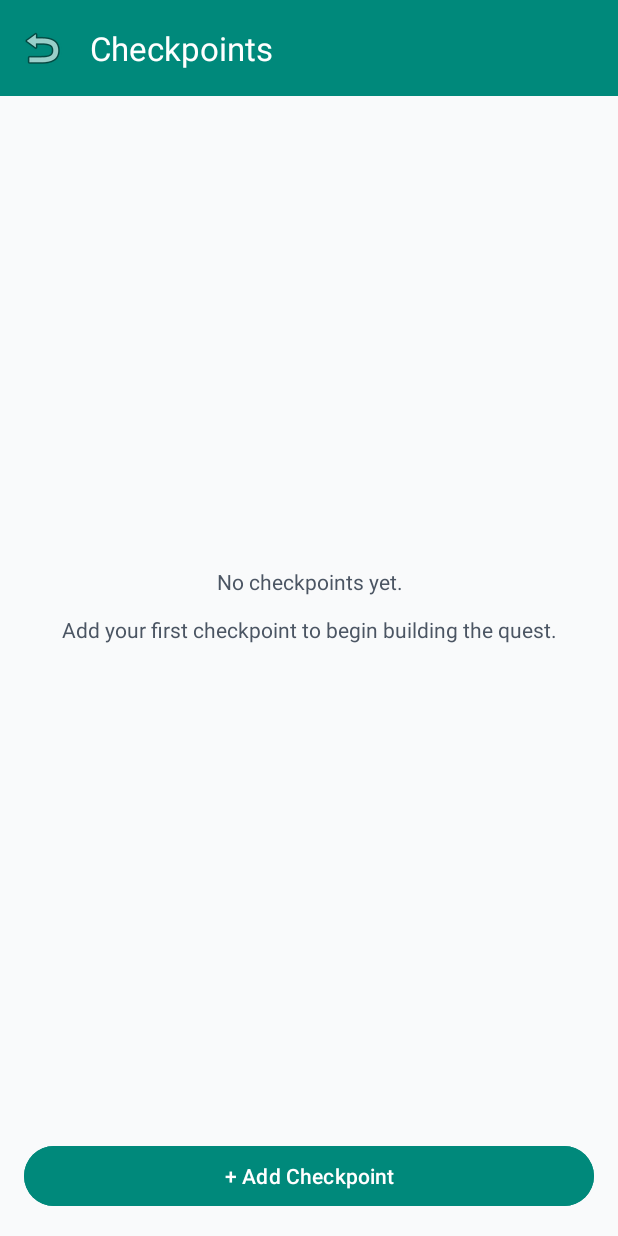
After one commit to Rajithan-Pathmanathan/campus-quest, an Android app: the fragment CheckpointListFragment placed in its activity, on a phone screen of 412 x 824 dp. The commit adds this screen. Run offline under Robolectric (Android 15) with nearby library versions, the phone set to English and light mode, and no system bars; our stand-ins replace Firebase (no records; nobody signed in at launch, a user with empty details on screens opened directly), Room's generated code; 1 statement that could not run was skipped.

Commit message:
feat(creator): add checkpoint list screen with reorder

```diff
--- /dev/null
+++ b/app/src/main/java/com/campusquest/ui/creator/CheckpointAdapter.kt
@@ -0,0 +1,42 @@
+package com.campusquest.ui.creator
+
+import android.view.LayoutInflater
+import android.view.ViewGroup
+import androidx.recyclerview.widget.DiffUtil
+import androidx.recyclerview.widget.ListAdapter
+import androidx.recyclerview.widget.RecyclerView
+import com.campusquest.databinding.ItemCheckpointBinding
+import com.campusquest.domain.model.Checkpoint
+
+class CheckpointAdapter(
+    private val onEdit: (Checkpoint) -> Unit,
+    private val onDelete: (Checkpoint) -> Unit,
+    private val onUp: (Checkpoint) -> Unit,
+    private val onDown: (Checkpoint) -> Unit
+) : ListAdapter<Checkpoint, CheckpointAdapter.Holder>(Diff) {
+
+    class Holder(val binding: ItemCheckpointBinding) : RecyclerView.ViewHolder(binding.root)
+
+    override fun onCreateViewHolder(parent: ViewGroup, viewType: Int): Holder =
+        Holder(ItemCheckpointBinding.inflate(LayoutInflater.from(parent.context), parent, false))
+
+    override fun onBindViewHolder(holder: Holder, position: Int) {
+        val cp = getItem(position)
+        with(holder.binding) {
+            tvCpTitle.text = "${position + 1}. ${cp.name}"
+            tvCpDetails.text = "Radius: ${cp.radiusM.toInt()} m  |  Light: " +
+                    "${cp.lightSignature.minLux.toInt()}-${cp.lightSignature.maxLux.toInt()} lux  |  ${cp.rarity}"
+            btnUp.isEnabled = position > 0
+            btnDown.isEnabled = position < itemCount - 1
+            btnUp.setOnClickListener { onUp(cp) }
+            btnDown.setOnClickListener { onDown(cp) }
+            btnEdit.setOnClickListener { onEdit(cp) }
+            btnDelete.setOnClickListener { onDelete(cp) }
+        }
+    }
+
+    private object Diff : DiffUtil.ItemCallback<Checkpoint>() {
+        override fun areItemsTheSame(a: Checkpoint, b: Checkpoint) = a.id == b.id
+        override fun areContentsTheSame(a: Checkpoint, b: Checkpoint) = a == b
+    }
+}
--- /dev/null
+++ b/app/src/main/java/com/campusquest/ui/creator/CheckpointListFragment.kt
@@ -0,0 +1,95 @@
+package com.campusquest.ui.creator
+
+import android.os.Bundle
+import android.view.LayoutInflater
+import android.view.View
+import android.view.ViewGroup
+import android.widget.Toast
+import androidx.appcompat.app.AlertDialog
+import androidx.fragment.app.Fragment
+import androidx.fragment.app.viewModels
+import androidx.lifecycle.Lifecycle
+import androidx.lifecycle.lifecycleScope
+import androidx.lifecycle.repeatOnLifecycle
+import androidx.navigation.fragment.findNavController
+import androidx.recyclerview.widget.LinearLayoutManager
+import com.campusquest.CampusQuestApplication
+import com.campusquest.R
+import com.campusquest.databinding.FragmentCheckpointListBinding
+import kotlinx.coroutines.launch
+
+class CheckpointListFragment : Fragment() {
+
+    private var _binding: FragmentCheckpointListBinding? = null
+    private val binding get() = _binding!!
+
+    private val gameId: String get() = requireArguments().getString("gameId").orEmpty()
+
+    private val viewModel: CheckpointListViewModel by viewModels {
+        CheckpointListViewModelFactory(CampusQuestApplication.instance.gameRepository, gameId)
+    }
+
+    private val adapter = CheckpointAdapter(
+        onEdit = { cp -> openEditor(cp.id) },
+        onDelete = { cp ->
+            AlertDialog.Builder(requireContext())
+                .setTitle("Delete checkpoint?")
+                .setMessage("This checkpoint will be removed from this game.")
+                .setNegativeButton("Cancel", null)
+                .setPositiveButton("Delete") { _, _ -> viewModel.delete(cp.id) }
+                .show()
+        },
+        onUp = { cp -> viewModel.moveUp(cp.id) },
+        onDown = { cp -> viewModel.moveDown(cp.id) }
+    )
+
+    private fun openEditor(checkpointId: String?) {
+        val bundle = Bundle().apply {
+            putString("gameId", gameId)
+            if (checkpointId != null) putString("checkpointId", checkpointId)
+        }
+        findNavController().navigate(R.id.action_checkpointList_to_checkpointEditor, bundle)
+    }
+
+    override fun onCreateView(
+        inflater: LayoutInflater,
+        container: ViewGroup?,
+        savedInstanceState: Bundle?
+    ): View {
+        _binding = FragmentCheckpointListBinding.inflate(inflater, container, false)
+        return binding.root
+    }
+
+    override fun onViewCreated(view: View, savedInstanceState: Bundle?) {
+        super.onViewCreated(view, savedInstanceState)
+
+        binding.toolbar.setNavigationOnClickListener { findNavController().navigateUp() }
+        binding.rvCheckpoints.layoutManager = LinearLayoutManager(requireContext())
+        binding.rvCheckpoints.adapter = adapter
+        binding.btnAddCheckpoint.setOnClickListener { openEditor(null) }
+
+        viewLifecycleOwner.lifecycleScope.launch {
+            viewLifecycleOwner.repeatOnLifecycle(Lifecycle.State.STARTED) {
+                viewModel.state.collect { s ->
+                    adapter.submitList(s.checkpoints)
+                    binding.tvEmpty.visibility =
+                        if (s.checkpoints.isEmpty() && !s.isLoading) View.VISIBLE else View.GONE
+                    s.error?.let {
+                        Toast.makeText(requireContext(), it, Toast.LENGTH_LONG).show()
+                        viewModel.onErrorShown()
+                    }
+                }
+            }
+        }
+    }
+
+    override fun onResume() {
+        super.onResume()
+        viewModel.load() // refresh after coming back from the editor
+    }
+
+    override fun onDestroyView() {
+        super.onDestroyView()
+        _binding = null
+    }
+}
--- /dev/null
+++ b/app/src/main/java/com/campusquest/ui/creator/CheckpointListViewModel.kt
@@ -0,0 +1,86 @@
+package com.campusquest.ui.creator
+
+import androidx.lifecycle.ViewModel
+import androidx.lifecycle.viewModelScope
+import com.campusquest.domain.model.Checkpoint
+import com.campusquest.domain.repository.GameRepository
+import kotlinx.coroutines.CancellationException
+import kotlinx.coroutines.flow.MutableStateFlow
+import kotlinx.coroutines.flow.StateFlow
+import kotlinx.coroutines.flow.asStateFlow
+import kotlinx.coroutines.flow.update
+import kotlinx.coroutines.launch
+
+data class CheckpointListUiState(
+    val checkpoints: List<Checkpoint> = emptyList(),
+    val isLoading: Boolean = false,
+    val isBusy: Boolean = false,
+    val error: String? = null
+)
+
+class CheckpointListViewModel(
+    private val repository: GameRepository,
+    private val gameId: String
+) : ViewModel() {
+
+    private val _state = MutableStateFlow(CheckpointListUiState())
+    val state: StateFlow<CheckpointListUiState> = _state.asStateFlow()
+
+    fun load() {
+        if (_state.value.isLoading) return
+        _state.update { it.copy(isLoading = true, error = null) }
+        viewModelScope.launch {
+            try {
+                val list = repository.getGameCheckpoints(gameId).sortedBy { it.order }
+                _state.update { it.copy(checkpoints = list, isLoading = false) }
+            } catch (e: CancellationException) {
+                throw e
+            } catch (e: Exception) {
+                _state.update { it.copy(isLoading = false, error = "Couldn't load checkpoints. Try again.") }
+            }
+        }
+    }
+
+    fun moveUp(checkpointId: String) = move(checkpointId, -1)
+    fun moveDown(checkpointId: String) = move(checkpointId, +1)
+
+    private fun move(checkpointId: String, delta: Int) {
+        val s = _state.value
+        if (s.isBusy) return
+        val list = s.checkpoints.sortedBy { it.order }.toMutableList()
+        val from = list.indexOfFirst { it.id == checkpointId }
+        val to = from + delta
+        if (from < 0 || to !in list.indices) return
+        val moved = list.removeAt(from)
+        list.add(to, moved)
+        // Renumber 1..n so orders are always unique and consistent
+        val changed = list.mapIndexedNotNull { index, cp ->
+            if (cp.order != index + 1) cp.copy(order = index + 1) else null
+        }
+        _state.update { it.copy(isBusy = true, error = null) }
+        viewModelScope.launch {
+            try {
+                var failed = false
+                for (cp in changed) {
+                    if (repository.updateCheckpoint(gameId, cp).isFailure) failed = true
+                }
+                if (failed) _state.update { it.copy(error = "Couldn't reorder. Try again.") }
+                val fresh = repository.getGameCheckpoints(gameId).sortedBy { it.order }
+                _state.update { it.copy(checkpoints = fresh, isBusy = false) }
+            } catch (e: CancellationException) {
+                throw e
+            } catch (e: Exception) {
+                _state.update { it.copy(isBusy = false, error = "Couldn't reorder. Try again.") }
+            }
+        }
+    }
+
+    fun delete(checkpointId: String) {
+        // TODO: call repository.deleteCheckpoint(gameId, checkpointId) once M6 adds it
+        _state.update { it.copy(error = "Deleting checkpoints isn't available yet.") }
+    }
+
+    fun onErrorShown() {
+        _state.update { it.copy(error = null) }
+    }
+}
--- /dev/null
+++ b/app/src/main/java/com/campusquest/ui/creator/CheckpointListViewModelFactory.kt
@@ -0,0 +1,14 @@
+package com.campusquest.ui.creator
+
+import androidx.lifecycle.ViewModel
+import androidx.lifecycle.ViewModelProvider
+import com.campusquest.domain.repository.GameRepository
+
+class CheckpointListViewModelFactory(
+    private val repository: GameRepository,
+    private val gameId: String
+) : ViewModelProvider.Factory {
+    @Suppress("UNCHECKED_CAST")
+    override fun <T : ViewModel> create(modelClass: Class<T>): T =
+        CheckpointListViewModel(repository, gameId) as T
+}
--- a/app/src/main/java/com/campusquest/ui/creator/CreateGameFragment.kt
+++ b/app/src/main/java/com/campusquest/ui/creator/CreateGameFragment.kt
@@ -56,7 +56,7 @@ class CreateGameFragment : Fragment() {
                 Toast.makeText(requireContext(), "Save the draft first, then add checkpoints.", Toast.LENGTH_SHORT).show()
             } else {
                 val bundle = Bundle().apply { putString("gameId", gameId) }
-                findNavController().navigate(R.id.action_createGame_to_checkpointEditor, bundle)
+                findNavController().navigate(R.id.action_createGame_to_checkpointList, bundle)
             }
         }
 
--- a/app/src/main/java/com/campusquest/ui/creator/CreatorDashboardFragment.kt
+++ b/app/src/main/java/com/campusquest/ui/creator/CreatorDashboardFragment.kt
@@ -31,8 +31,8 @@ class CreatorDashboardFragment : Fragment() {
     }
 
     private val adapter = GameCardAdapter { game ->
-        // TODO: navigate to game editor / checkpoint list when those screens exist
-        Toast.makeText(requireContext(), "Open ${game.title}", Toast.LENGTH_SHORT).show()
+        val bundle = Bundle().apply { putString("gameId", game.id) }
+        findNavController().navigate(R.id.action_creator_to_checkpointList, bundle)
     }
 
     override fun onCreateView(
--- /dev/null
+++ b/app/src/main/res/layout/fragment_checkpoint_list.xml
@@ -0,0 +1,49 @@
+<?xml version="1.0" encoding="utf-8"?>
+<LinearLayout xmlns:android="http://schemas.android.com/apk/res/android"
+    xmlns:app="http://schemas.android.com/apk/res-auto"
+    android:layout_width="match_parent"
+    android:layout_height="match_parent"
+    android:orientation="vertical"
+    android:background="@color/background_light">
+
+    <com.google.android.material.appbar.MaterialToolbar
+        android:id="@+id/toolbar"
+        android:layout_width="match_parent"
+        android:layout_height="wrap_content"
+        android:background="@color/primary_emerald"
+        app:title="Checkpoints"
+        app:titleTextColor="@color/on_primary_emerald"
+        app:navigationIcon="@android:drawable/ic_menu_revert" />
+
+    <FrameLayout
+        android:layout_width="match_parent"
+        android:layout_height="0dp"
+        android:layout_weight="1">
+
+        <androidx.recyclerview.widget.RecyclerView
+            android:id="@+id/rv_checkpoints"
+            android:layout_width="match_parent"
+            android:layout_height="match_parent"
+            android:padding="@dimen/spacing_s" />
+
+        <TextView
+            android:id="@+id/tv_empty"
+            android:layout_width="match_parent"
+            android:layout_height="wrap_content"
+            android:layout_gravity="center"
+            android:gravity="center"
+            android:padding="@dimen/spacing_l"
+            android:text="No checkpoints yet.\n\nAdd your first checkpoint to begin building the quest."
+            android:textColor="@color/text_secondary"
+            android:visibility="gone" />
+    </FrameLayout>
+
+    <com.google.android.material.button.MaterialButton
+        android:id="@+id/btn_add_checkpoint"
+        android:layout_width="match_parent"
+        android:layout_height="wrap_content"
+        android:layout_margin="@dimen/spacing_m"
+        android:text="+ Add Checkpoint"
+        android:backgroundTint="@color/primary_emerald" />
+
+</LinearLayout>
--- a/app/src/main/res/navigation/nav_graph.xml
+++ b/app/src/main/res/navigation/nav_graph.xml
@@ -75,6 +75,9 @@
         <action
             android:id="@+id/action_creator_to_playerDashboard"
             app:destination="@id/playerDashboardFragment" />
+        <action
+            android:id="@+id/action_creator_to_checkpointList"
+            app:destination="@id/checkpointListFragment" />
     </fragment>
 
     <fragment
@@ -90,6 +93,10 @@
         <action
             android:id="@+id/action_createGame_to_checkpointEditor"
             app:destination="@id/checkpointEditorFragment" />
+        <action
+            android:id="@+id/action_createGame_to_checkpointList"
+            app:destination="@id/checkpointListFragment" />
+
     </fragment>
 
     <fragment
@@ -107,6 +114,18 @@
             app:nullable="true" />
     </fragment>
 
+    <fragment
+        android:id="@+id/checkpointListFragment"
+        android:name="com.campusquest.ui.creator.CheckpointListFragment"
+        android:label="Checkpoints"
+        tools:layout="@layout/fragment_checkpoint_list">
+        <argument
+            android:name="gameId"
+            app:argType="string" />
+        <action
+            android:id="@+id/action_checkpointList_to_checkpointEditor"
+            app:destination="@id/checkpointEditorFragment" />
+    </fragment>
     <!-- Location & Campus Map (M3) -->
     <fragment
         android:id="@+id/campusMapFragment"
```
Also changed, not shown: app/src/main/res/layout/item_checkpoint.xml (added, +69 -0 lines), 1 other file.
